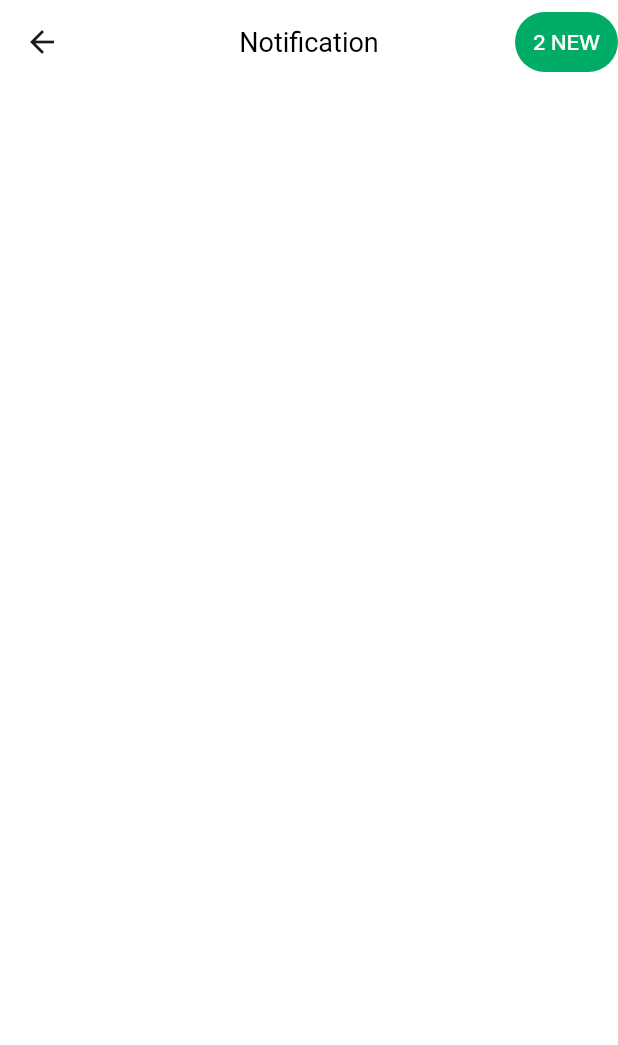
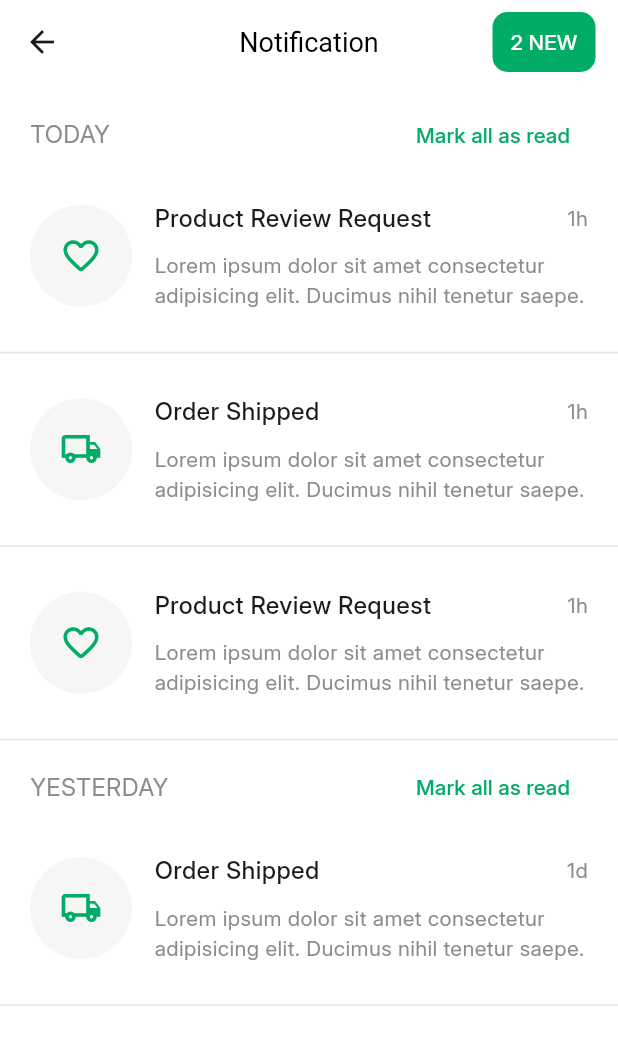
Before and after one commit to abellmanuell/grocery-app, a Flutter app: the NotificationPage screen opened directly, on a phone screen of 412 x 824 dp. Shown: the top 1045 px of the screen. Run offline on Flutter 3.47's test engine with Material 3 defaults, Android fonts, the phone set to English and light mode, and no system bars; our stand-ins replace smooth_page_indicator.

Commit message:
feat: Notification pages added

```diff
--- a/lib/pages/notification_page.dart
+++ b/lib/pages/notification_page.dart
@@ -9,9 +9,14 @@ class NotificationPage extends StatelessWidget {
       appBar: AppBar(
         title: const Text("Notification"),
         actions: [
-          TextButton(
+          Padding(
+            padding: const EdgeInsets.only(right: 15.0),
+            child: TextButton(
               style: TextButton.styleFrom(
                 backgroundColor: Theme.of(context).colorScheme.primary,
+                shape: RoundedRectangleBorder(
+                  borderRadius: BorderRadius.circular(10),
+                ),
               ),
               onPressed: () {},
               child: const Text(
@@ -22,8 +27,165 @@ class NotificationPage extends StatelessWidget {
                 ),
               ),
             ),
+          ),
         ],
+      ),
+
+      body: Padding(
+        padding: const EdgeInsets.symmetric(vertical: 10),
+        child: Column(
+          children: [
+            Padding(
+              padding: const EdgeInsets.symmetric(horizontal: 20),
+              child: Row(
+                mainAxisAlignment: MainAxisAlignment.spaceBetween,
+                children: [
+                  Text(
+                    "TODAY",
+                    style: TextStyle(
+                      fontSize: 16,
+                      color: Theme.of(context).colorScheme.secondary,
+                    ),
+                  ),
+                  TextButton(
+                    onPressed: () {},
+                    child: const Text("Mark all as read"),
+                  ),
+                ],
+              ),
+            ),
+
+            const NotificationItem(
+              title: "Product Review Request",
+              subtitle:
+                  "Lorem ipsum dolor sit amet consectetur adipisicing elit. Ducimus nihil tenetur saepe.",
+              time: "1h",
+              icon: Icons.favorite_outline_rounded,
+            ),
+
+            const NotificationItem(
+              title: "Order Shipped",
+              subtitle:
+                  "Lorem ipsum dolor sit amet consectetur adipisicing elit. Ducimus nihil tenetur saepe.",
+              time: "1h",
+              icon: Icons.local_shipping_outlined,
+            ),
+
+            const NotificationItem(
+              title: "Product Review Request",
+              subtitle:
+                  "Lorem ipsum dolor sit amet consectetur adipisicing elit. Ducimus nihil tenetur saepe.",
+              time: "1h",
+              icon: Icons.favorite_outline_rounded,
+            ),
+
+            Padding(
+              padding: const EdgeInsets.symmetric(horizontal: 20),
+              child: Row(
+                mainAxisAlignment: MainAxisAlignment.spaceBetween,
+                children: [
+                  Text(
+                    "YESTERDAY",
+                    style: TextStyle(
+                      fontSize: 16,
+                      color: Theme.of(context).colorScheme.secondary,
+                    ),
+                  ),
+                  TextButton(
+                    onPressed: () {},
+                    child: const Text("Mark all as read"),
+                  ),
+                ],
+              ),
+            ),
+
+            const NotificationItem(
+              title: "Order Shipped",
+              subtitle:
+                  "Lorem ipsum dolor sit amet consectetur adipisicing elit. Ducimus nihil tenetur saepe.",
+              time: "1d",
+              icon: Icons.local_shipping_outlined,
+            ),
+          ],
+        ),
       ),
     );
   }
 }
+
+class NotificationItem extends StatelessWidget {
+  final String title;
+  final String subtitle;
+  final String time;
+  final IconData icon;
+
+  const NotificationItem({
+    super.key,
+    required this.title,
+    required this.subtitle,
+    required this.time,
+    required this.icon,
+  });
+
+  @override
+  Widget build(BuildContext context) {
+    return Column(
+      children: [
+        Padding(
+          padding: const EdgeInsets.all(20),
+          child: Row(
+            children: [
+              Container(
+                padding: const EdgeInsets.all(20),
+                decoration: BoxDecoration(
+                  borderRadius: BorderRadius.circular(100),
+                  color: const Color.fromRGBO(246, 246, 246, 1),
+                ),
+                child: Icon(
+                  icon,
+                  color: Theme.of(context).colorScheme.primary,
+                  size: 28,
+                ),
+              ),
+              const SizedBox(width: 15),
+
+              Expanded(
+                child: Column(
+                  children: [
+                    Row(
+                      mainAxisAlignment: MainAxisAlignment.spaceBetween,
+                      children: [
+                        Text(
+                          title,
+                          style: const TextStyle(
+                            fontSize: 16,
+                            fontWeight: FontWeight.w500,
+                          ),
+                        ),
+                        Text(
+                          time,
+                          style: TextStyle(
+                            color: Theme.of(context).colorScheme.secondary,
+                          ),
+                        ),
+                      ],
+                    ),
+                    const SizedBox(height: 10),
+                    Text(
+                      subtitle,
+                      style: TextStyle(
+                        color: Theme.of(context).colorScheme.secondary,
+                      ),
+                    ),
+                  ],
+                ),
+              ),
+            ],
+          ),
+        ),
+
+        const Divider(thickness: 1, color: Color.fromRGBO(228, 228, 228, 1)),
+      ],
+    );
+  }
+}
```
Lines whose indentation alone changed are shown as unchanged.
